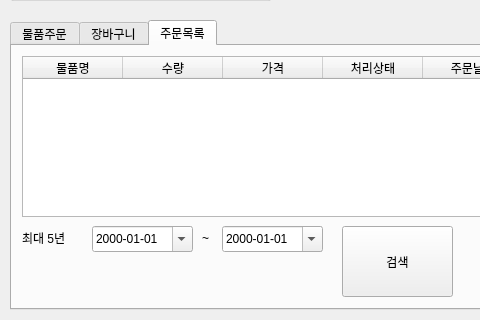
This is gui/pickup_user.ui in addinedu-ros-8th/iot-repo-5 as Qt 5 draws it before an edit; both pictures show x 0 to 480 and y 130 to 450 of the 580 by 450 pixel window. The edited form follows.
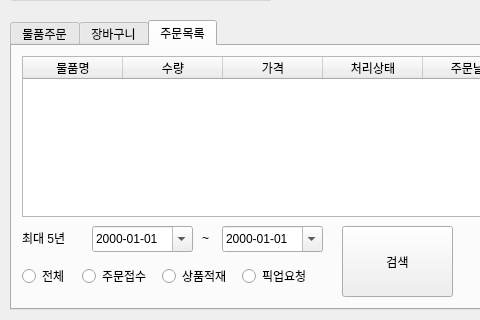
This is the edited form.

Diff of the .ui file:
```diff
--- a/gui/pickup_user.ui
+++ b/gui/pickup_user.ui
@@ -477,6 +477,58 @@
       <string>검색</string>
      </property>
     </widget>
+    <widget class="QRadioButton" name="rbAll">
+     <property name="geometry">
+      <rect>
+       <x>10</x>
+       <y>220</y>
+       <width>51</width>
+       <height>20</height>
+      </rect>
+     </property>
+     <property name="text">
+      <string>전체</string>
+     </property>
+    </widget>
+    <widget class="QRadioButton" name="rbReady">
+     <property name="geometry">
+      <rect>
+       <x>70</x>
+       <y>220</y>
+       <width>71</width>
+       <height>20</height>
+      </rect>
+     </property>
+     <property name="text">
+      <string>주문접수</string>
+     </property>
+    </widget>
+    <widget class="QRadioButton" name="rbPickup">
+     <property name="geometry">
+      <rect>
+       <x>230</x>
+       <y>220</y>
+       <width>71</width>
+       <height>20</height>
+      </rect>
+     </property>
+     <property name="text">
+      <string>픽업요청</string>
+     </property>
+    </widget>
+    <widget class="QRadioButton" name="rbCarray">
+     <property name="geometry">
+      <rect>
+       <x>150</x>
+       <y>220</y>
+       <width>81</width>
+       <height>20</height>
+      </rect>
+     </property>
+     <property name="text">
+      <string>상품적재</string>
+     </property>
+    </widget>
    </widget>
   </widget>
  </widget>
```
